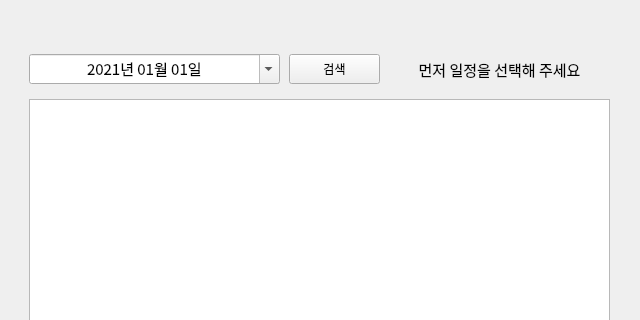
Qt form view/mainWindow.ui (young-yeon/Reservation-Macro) before a commit; both pictures show x 0 to 640 and y 0 to 320 of the 640 by 480 pixel window.
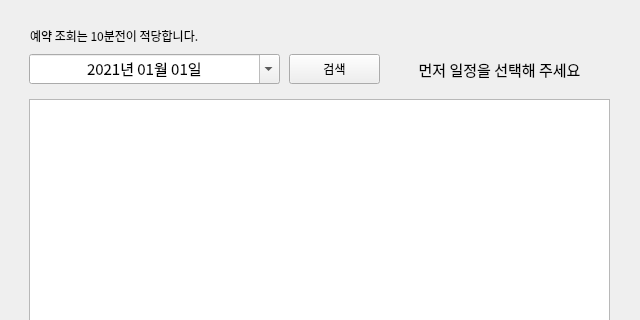
The same form after that commit.

The edit to the form file:
```diff
--- a/view/mainWindow.ui
+++ b/view/mainWindow.ui
@@ -304,6 +304,28 @@
      </item>
     </layout>
    </widget>
+   <widget class="QWidget" name="gridLayoutWidget_8">
+    <property name="geometry">
+     <rect>
+      <x>30</x>
+      <y>20</y>
+      <width>581</width>
+      <height>31</height>
+     </rect>
+    </property>
+    <layout class="QGridLayout" name="gridLayout_8">
+     <item row="0" column="0">
+      <widget class="QLabel" name="label">
+       <property name="text">
+        <string>예약 조회는 10분전이 적당합니다.</string>
+       </property>
+       <property name="alignment">
+        <set>Qt::AlignLeading|Qt::AlignLeft|Qt::AlignVCenter</set>
+       </property>
+      </widget>
+     </item>
+    </layout>
+   </widget>
   </widget>
  </widget>
  <resources/>
```
